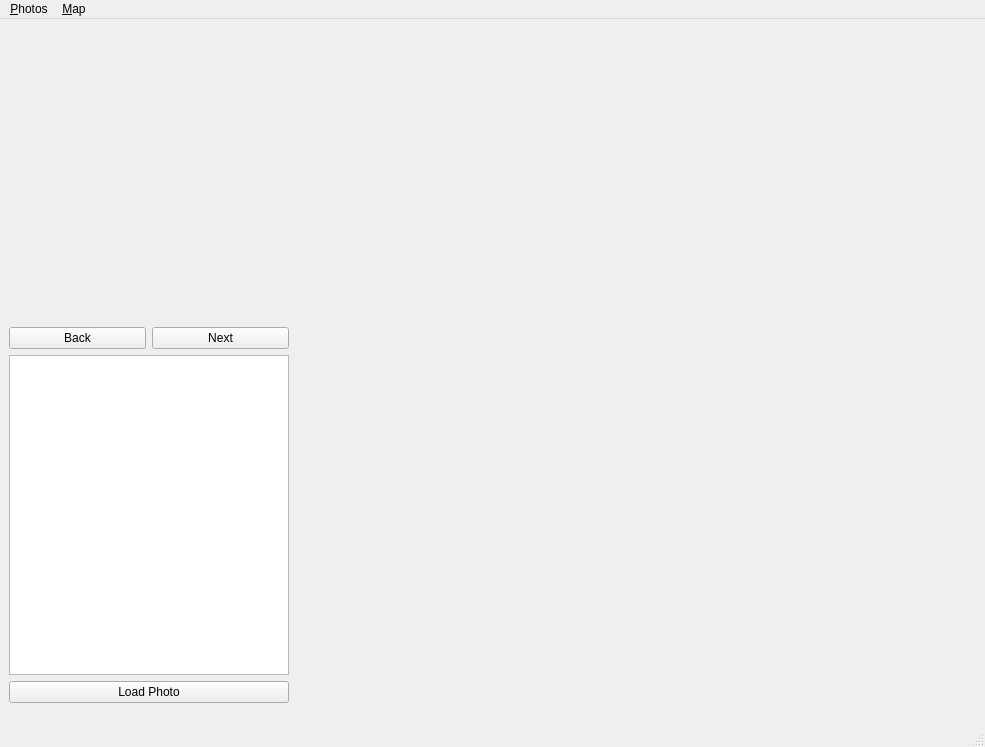
Before: the Qt Designer form window.ui in jesper/trippy, drawn with Qt 5.
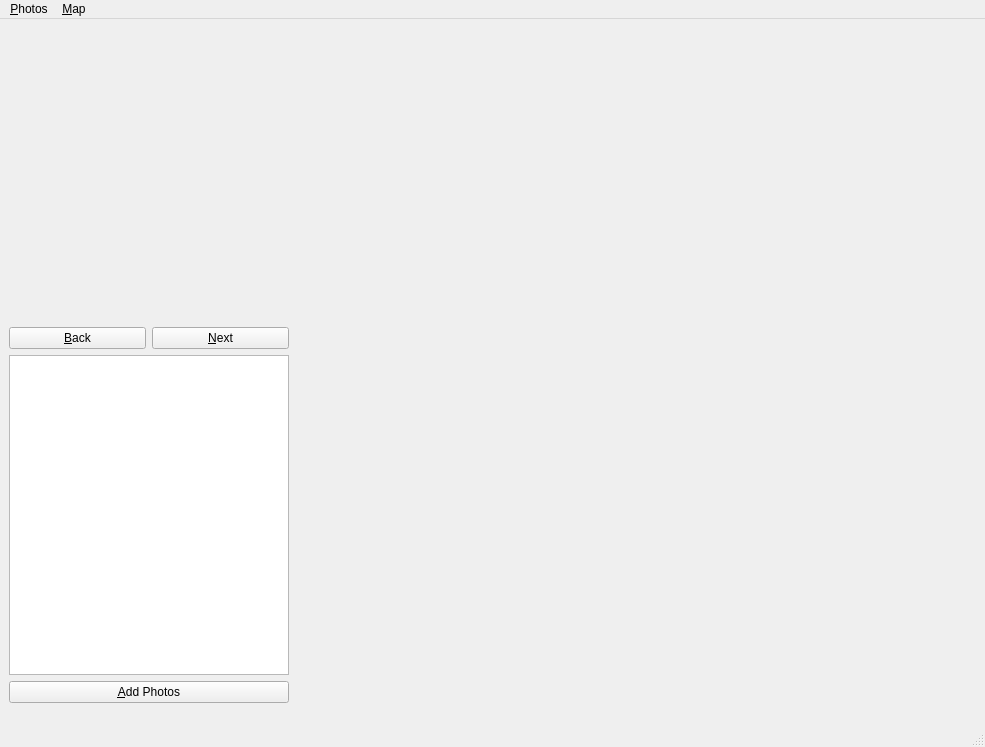
After: the same form once the commit is applied. Icons and pictures are not drawn.

The edit to the form file:
```diff
--- a/window.ui
+++ b/window.ui
@@ -54,14 +54,14 @@
         <item>
          <widget class="QPushButton" name="pb_back" >
           <property name="text" >
-           <string>Back</string>
+           <string>&amp;Back</string>
           </property>
          </widget>
         </item>
         <item>
          <widget class="QPushButton" name="pb_next" >
           <property name="text" >
-           <string>Next</string>
+           <string>&amp;Next</string>
           </property>
          </widget>
         </item>
@@ -86,7 +86,7 @@
          </size>
         </property>
         <property name="text" >
-         <string>Load Photo</string>
+         <string>&amp;Add Photos</string>
         </property>
        </widget>
       </item>
```
Left out of the diff: 8 changed lines with no effect on the pictures.
